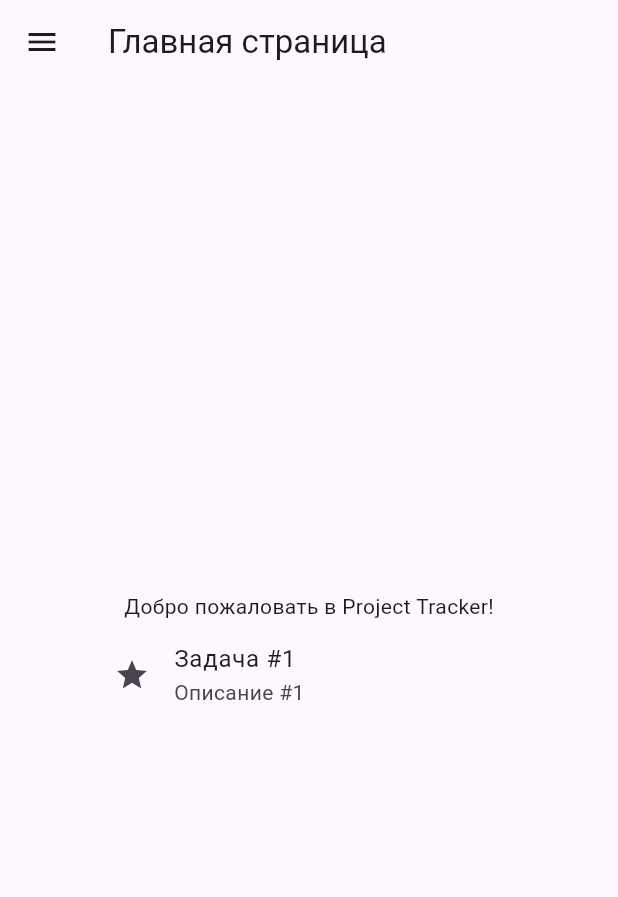
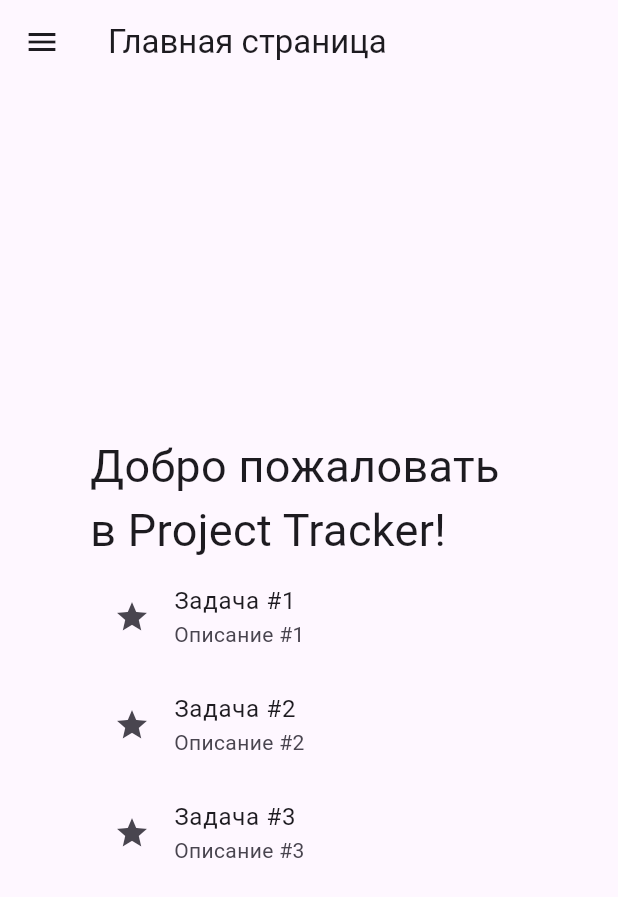
Before and after one commit to chimichubanga/project_tracker, a Flutter app: the screen it shows after launch, on a phone screen of 412 x 824 dp. Shown: the top 897 px of the screen. Run offline on Flutter 3.47's test engine with Material 3 defaults, Android fonts, the phone set to English and light mode, and no system bars.

```diff
--- a/lib/src/app.dart
+++ b/lib/src/app.dart
@@ -11,7 +11,7 @@ class App extends StatelessWidget {
       theme: ThemeData(
         primarySwatch: Colors.blue,
       ),
-      home: const HomeScreen(),
+      home: HomeScreen(),
     );
   }
 }
--- a/lib/src/screens/home_screen.dart
+++ b/lib/src/screens/home_screen.dart
@@ -1,9 +1,21 @@
 import 'package:flutter/material.dart';
 
+class Task {
+  final String title;
+  final String description;
+
+  Task({required this.title, required this.description});
+}
+
 class HomeScreen extends StatelessWidget {
-  const HomeScreen({super.key});
+  HomeScreen({super.key});
 
   static final GlobalKey<ScaffoldState> _scaffoldKey = GlobalKey<ScaffoldState>();
+  final List<Task> tasks = [
+    Task(title: "Задача #1", description: "Описание #1"),
+    Task(title: "Задача #2", description: "Описание #2"),
+    Task(title: "Задача #3", description: "Описание #3"),
+  ];
 
   @override
   Widget build(BuildContext context) {
@@ -58,27 +70,37 @@ class HomeScreen extends StatelessWidget {
           child: Column(
             mainAxisAlignment: MainAxisAlignment.center,
             children: [
-              const Text('Добро пожаловать в Project Tracker!'),
-              const Row(
-                mainAxisAlignment: MainAxisAlignment.center,
-                children: [
-
-                ],
+              const Text('Добро пожаловать в Project Tracker!',
+                style: TextStyle(fontSize: 30),
               ),
               ListView(
-                  shrinkWrap: true,
-                  physics: const NeverScrollableScrollPhysics(),
-                  children: const [
-                    ListTile(
-                      leading: Icon(Icons.star),
-                      title: Text("Задача #1"),
-                      subtitle: Text("Описание #1"),
-                    )
-                  ]
-              )
+                shrinkWrap: true,
+                physics: const NeverScrollableScrollPhysics(),
+                children: tasks.map((task) {
+                  return ListTile(
+                    leading: const Icon(Icons.star),
+                    title: Text(task.title),
+                    subtitle: Text(task.description),
+                    onTap: () {
+                      ScaffoldMessenger.of(context).showSnackBar(
+                          SnackBar
+                            (content: Text("Вы выбрали ${task.title}"),
+                            action: SnackBarAction(
+                                label: "Закрыть",
+                                onPressed: (){
+                                  ScaffoldMessenger.of(context).hideCurrentSnackBar();
+                                }
+                            ),
+                            duration: const Duration(seconds: 3)
+                          ),
+                      );
+                    },
+                  );
+                }).toList(),
+              ),
             ],
           ),
-        )
+        ),
       ),
     );
   }
```
Also changed, not shown: 10 other files.
